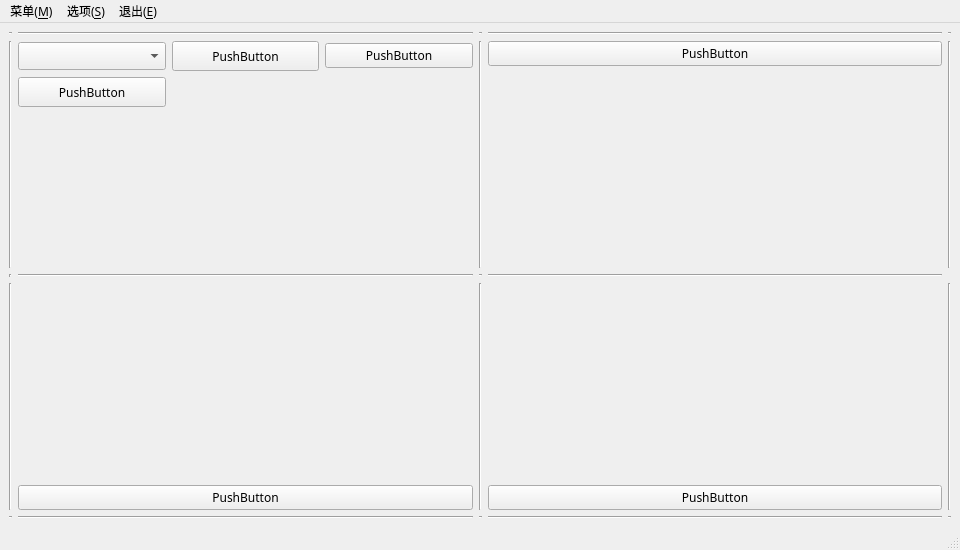
First picture: the form in src/_APL/SimulateDataToolForm/simulatedatatoolform.ui, repository QmGohinn/DaDoeiamiSys, before the edit.
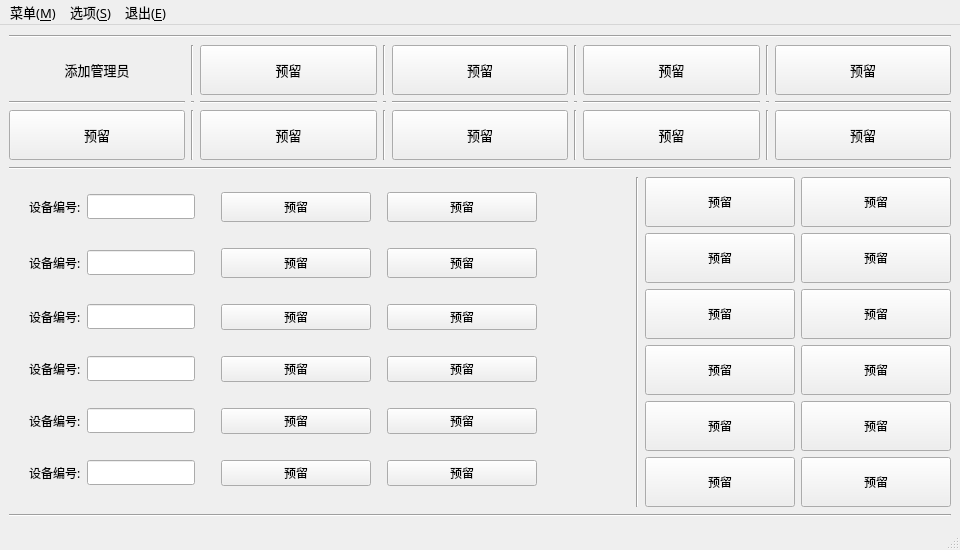
Second picture: the form after the edit. Icons and pictures are not drawn.

Patch:
```diff
--- a/src/_APL/SimulateDataToolForm/simulatedatatoolform.ui
+++ b/src/_APL/SimulateDataToolForm/simulatedatatoolform.ui
@@ -39,275 +39,904 @@
     <normaloff>:/res/action/tool.ico</normaloff>:/res/action/tool.ico</iconset>
   </property>
   <widget class="QWidget" name="centralwidget">
-   <layout class="QGridLayout" name="gridLayout_2">
-    <item row="3" column="1">
-     <layout class="QGridLayout" name="gridLayout_5">
-      <item row="1" column="0">
-       <widget class="QPushButton" name="pushButton_3">
-        <property name="text">
-         <string>PushButton</string>
-        </property>
-       </widget>
-      </item>
-      <item row="0" column="0">
-       <spacer name="verticalSpacer_3">
-        <property name="orientation">
-         <enum>Qt::Vertical</enum>
-        </property>
-        <property name="sizeHint" stdset="0">
-         <size>
-          <width>20</width>
-          <height>40</height>
-         </size>
-        </property>
-       </spacer>
-      </item>
-     </layout>
-    </item>
-    <item row="2" column="3">
-     <widget class="Line" name="line_10">
+   <layout class="QVBoxLayout" name="verticalLayout_2">
+    <item>
+     <widget class="Line" name="line_3">
       <property name="orientation">
        <enum>Qt::Horizontal</enum>
       </property>
      </widget>
     </item>
-    <item row="0" column="3">
-     <widget class="Line" name="line_6">
-      <property name="orientation">
-       <enum>Qt::Horizontal</enum>
-      </property>
-     </widget>
-    </item>
-    <item row="2" column="1">
-     <widget class="Line" name="line_9">
-      <property name="orientation">
-       <enum>Qt::Horizontal</enum>
-      </property>
-     </widget>
-    </item>
-    <item row="1" column="1">
-     <layout class="QGridLayout" name="gridLayout">
-      <item row="1" column="0">
-       <widget class="QPushButton" name="pushButton">
-        <property name="minimumSize">
-         <size>
-          <width>0</width>
-          <height>30</height>
-         </size>
-        </property>
-        <property name="text">
-         <string>PushButton</string>
-        </property>
-       </widget>
-      </item>
-      <item row="0" column="1">
-       <widget class="QPushButton" name="pushButton_5">
-        <property name="minimumSize">
-         <size>
-          <width>0</width>
-          <height>30</height>
-         </size>
-        </property>
-        <property name="text">
-         <string>PushButton</string>
-        </property>
-       </widget>
-      </item>
-      <item row="0" column="0">
-       <widget class="QComboBox" name="comboBox">
-        <property name="minimumSize">
-         <size>
-          <width>0</width>
-          <height>28</height>
-         </size>
-        </property>
-       </widget>
-      </item>
-      <item row="2" column="0">
-       <spacer name="verticalSpacer">
-        <property name="orientation">
-         <enum>Qt::Vertical</enum>
-        </property>
-        <property name="sizeHint" stdset="0">
-         <size>
-          <width>20</width>
-          <height>40</height>
-         </size>
-        </property>
-       </spacer>
-      </item>
+    <item>
+     <layout class="QGridLayout" name="gridLayout_2">
       <item row="0" column="2">
        <widget class="QPushButton" name="pushButton_6">
+        <property name="minimumSize">
+         <size>
+          <width>0</width>
+          <height>50</height>
+         </size>
+        </property>
+        <property name="font">
+         <font>
+          <family>宋体</family>
+          <pointsize>10</pointsize>
+         </font>
+        </property>
         <property name="text">
-         <string>PushButton</string>
+         <string>预留</string>
         </property>
+        <property name="flat">
+         <bool>false</bool>
+        </property>
        </widget>
       </item>
-     </layout>
-    </item>
-    <item row="3" column="3">
-     <layout class="QGridLayout" name="gridLayout_6">
-      <item row="1" column="0">
+      <item row="1" column="6">
+       <widget class="Line" name="line_16">
+        <property name="orientation">
+         <enum>Qt::Horizontal</enum>
+        </property>
+       </widget>
+      </item>
+      <item row="1" column="2">
+       <widget class="Line" name="line_14">
+        <property name="orientation">
+         <enum>Qt::Horizontal</enum>
+        </property>
+       </widget>
+      </item>
+      <item row="2" column="1">
+       <widget class="Line" name="line_7">
+        <property name="orientation">
+         <enum>Qt::Vertical</enum>
+        </property>
+       </widget>
+      </item>
+      <item row="0" column="4">
+       <widget class="QPushButton" name="pushButton_5">
+        <property name="minimumSize">
+         <size>
+          <width>0</width>
+          <height>50</height>
+         </size>
+        </property>
+        <property name="font">
+         <font>
+          <family>宋体</family>
+          <pointsize>10</pointsize>
+         </font>
+        </property>
+        <property name="text">
+         <string>预留</string>
+        </property>
+        <property name="flat">
+         <bool>false</bool>
+        </property>
+       </widget>
+      </item>
+      <item row="0" column="5">
+       <widget class="Line" name="line_8">
+        <property name="orientation">
+         <enum>Qt::Vertical</enum>
+        </property>
+       </widget>
+      </item>
+      <item row="2" column="0">
+       <widget class="QPushButton" name="pushButton_8">
+        <property name="minimumSize">
+         <size>
+          <width>0</width>
+          <height>50</height>
+         </size>
+        </property>
+        <property name="font">
+         <font>
+          <family>宋体</family>
+          <pointsize>10</pointsize>
+         </font>
+        </property>
+        <property name="text">
+         <string>预留</string>
+        </property>
+        <property name="flat">
+         <bool>false</bool>
+        </property>
+       </widget>
+      </item>
+      <item row="1" column="5">
+       <widget class="Line" name="line_20">
+        <property name="orientation">
+         <enum>Qt::Horizontal</enum>
+        </property>
+       </widget>
+      </item>
+      <item row="1" column="7">
+       <widget class="Line" name="line_21">
+        <property name="orientation">
+         <enum>Qt::Horizontal</enum>
+        </property>
+       </widget>
+      </item>
+      <item row="2" column="2">
+       <widget class="QPushButton" name="pushButton_9">
+        <property name="minimumSize">
+         <size>
+          <width>0</width>
+          <height>50</height>
+         </size>
+        </property>
+        <property name="font">
+         <font>
+          <family>宋体</family>
+          <pointsize>10</pointsize>
+         </font>
+        </property>
+        <property name="text">
+         <string>预留</string>
+        </property>
+        <property name="flat">
+         <bool>false</bool>
+        </property>
+       </widget>
+      </item>
+      <item row="1" column="3">
+       <widget class="Line" name="line_19">
+        <property name="orientation">
+         <enum>Qt::Horizontal</enum>
+        </property>
+       </widget>
+      </item>
+      <item row="2" column="5">
+       <widget class="Line" name="line_9">
+        <property name="orientation">
+         <enum>Qt::Vertical</enum>
+        </property>
+       </widget>
+      </item>
+      <item row="1" column="8">
+       <widget class="Line" name="line_17">
+        <property name="orientation">
+         <enum>Qt::Horizontal</enum>
+        </property>
+       </widget>
+      </item>
+      <item row="0" column="7">
+       <widget class="Line" name="line_11">
+        <property name="orientation">
+         <enum>Qt::Vertical</enum>
+        </property>
+       </widget>
+      </item>
+      <item row="0" column="6">
        <widget class="QPushButton" name="pushButton_4">
+        <property name="minimumSize">
+         <size>
+          <width>0</width>
+          <height>50</height>
+         </size>
+        </property>
+        <property name="font">
+         <font>
+          <family>宋体</family>
+          <pointsize>10</pointsize>
+         </font>
+        </property>
         <property name="text">
-         <string>PushButton</string>
+         <string>预留</string>
+        </property>
+        <property name="flat">
+         <bool>false</bool>
+        </property>
+       </widget>
+      </item>
+      <item row="1" column="4">
+       <widget class="Line" name="line_15">
+        <property name="orientation">
+         <enum>Qt::Horizontal</enum>
+        </property>
+       </widget>
+      </item>
+      <item row="1" column="0">
+       <widget class="Line" name="line_13">
+        <property name="orientation">
+         <enum>Qt::Horizontal</enum>
+        </property>
+       </widget>
+      </item>
+      <item row="0" column="1">
+       <widget class="Line" name="line_5">
+        <property name="orientation">
+         <enum>Qt::Vertical</enum>
         </property>
        </widget>
       </item>
       <item row="0" column="0">
-       <spacer name="verticalSpacer_4">
+       <widget class="QPushButton" name="pushButton_7">
+        <property name="minimumSize">
+         <size>
+          <width>0</width>
+          <height>50</height>
+         </size>
+        </property>
+        <property name="font">
+         <font>
+          <family>宋体</family>
+          <pointsize>10</pointsize>
+         </font>
+        </property>
+        <property name="styleSheet">
+         <string notr="true"/>
+        </property>
+        <property name="text">
+         <string>添加管理员</string>
+        </property>
+        <property name="icon">
+         <iconset resource="../../../Resource.qrc">
+          <normaloff>:/res/loginui/add.ico</normaloff>:/res/loginui/add.ico</iconset>
+        </property>
+        <property name="iconSize">
+         <size>
+          <width>25</width>
+          <height>25</height>
+         </size>
+        </property>
+        <property name="autoDefault">
+         <bool>false</bool>
+        </property>
+        <property name="default">
+         <bool>false</bool>
+        </property>
+        <property name="flat">
+         <bool>true</bool>
+        </property>
+       </widget>
+      </item>
+      <item row="2" column="4">
+       <widget class="QPushButton" name="pushButton_10">
+        <property name="minimumSize">
+         <size>
+          <width>0</width>
+          <height>50</height>
+         </size>
+        </property>
+        <property name="font">
+         <font>
+          <family>宋体</family>
+          <pointsize>10</pointsize>
+         </font>
+        </property>
+        <property name="text">
+         <string>预留</string>
+        </property>
+        <property name="flat">
+         <bool>false</bool>
+        </property>
+       </widget>
+      </item>
+      <item row="2" column="3">
+       <widget class="Line" name="line_10">
         <property name="orientation">
          <enum>Qt::Vertical</enum>
         </property>
-        <property name="sizeHint" stdset="0">
+       </widget>
+      </item>
+      <item row="2" column="6">
+       <widget class="QPushButton" name="pushButton_11">
+        <property name="minimumSize">
          <size>
-          <width>20</width>
-          <height>40</height>
+          <width>0</width>
+          <height>50</height>
          </size>
         </property>
-       </spacer>
+        <property name="font">
+         <font>
+          <family>宋体</family>
+          <pointsize>10</pointsize>
+         </font>
+        </property>
+        <property name="text">
+         <string>预留</string>
+        </property>
+        <property name="flat">
+         <bool>false</bool>
+        </property>
+       </widget>
+      </item>
+      <item row="1" column="1">
+       <widget class="Line" name="line_18">
+        <property name="orientation">
+         <enum>Qt::Horizontal</enum>
+        </property>
+       </widget>
+      </item>
+      <item row="2" column="7">
+       <widget class="Line" name="line_12">
+        <property name="orientation">
+         <enum>Qt::Vertical</enum>
+        </property>
+       </widget>
+      </item>
+      <item row="0" column="3">
+       <widget class="Line" name="line_6">
+        <property name="orientation">
+         <enum>Qt::Vertical</enum>
+        </property>
+       </widget>
+      </item>
+      <item row="2" column="8">
+       <widget class="QPushButton" name="pushButton_12">
+        <property name="minimumSize">
+         <size>
+          <width>0</width>
+          <height>50</height>
+         </size>
+        </property>
+        <property name="font">
+         <font>
+          <family>宋体</family>
+          <pointsize>10</pointsize>
+         </font>
+        </property>
+        <property name="text">
+         <string>预留</string>
+        </property>
+        <property name="flat">
+         <bool>false</bool>
+        </property>
+       </widget>
+      </item>
+      <item row="0" column="8">
+       <widget class="QPushButton" name="pushButton_3">
+        <property name="minimumSize">
+         <size>
+          <width>0</width>
+          <height>50</height>
+         </size>
+        </property>
+        <property name="font">
+         <font>
+          <family>宋体</family>
+          <pointsize>10</pointsize>
+         </font>
+        </property>
+        <property name="text">
+         <string>预留</string>
+        </property>
+        <property name="flat">
+         <bool>false</bool>
+        </property>
+       </widget>
       </item>
      </layout>
     </item>
-    <item row="4" column="3">
-     <widget class="Line" name="line_2">
-      <property name="orientation">
-       <enum>Qt::Horizontal</enum>
-      </property>
-     </widget>
-    </item>
-    <item row="4" column="1">
+    <item>
      <widget class="Line" name="line">
       <property name="orientation">
        <enum>Qt::Horizontal</enum>
       </property>
      </widget>
     </item>
-    <item row="3" column="0">
+    <item>
+     <layout class="QHBoxLayout" name="horizontalLayout">
+      <item>
+       <layout class="QGridLayout" name="gridLayout_3">
+        <item row="2" column="4">
+         <widget class="QPushButton" name="pushButton_16">
+          <property name="minimumSize">
+           <size>
+            <width>0</width>
+            <height>30</height>
+           </size>
+          </property>
+          <property name="text">
+           <string>预留</string>
+          </property>
+          <property name="flat">
+           <bool>false</bool>
+          </property>
+         </widget>
+        </item>
+        <item row="6" column="6">
+         <widget class="QPushButton" name="pushButton_20">
+          <property name="text">
+           <string>预留</string>
+          </property>
+         </widget>
+        </item>
+        <item row="6" column="2">
+         <widget class="QLineEdit" name="edit4"/>
+        </item>
+        <item row="1" column="2">
+         <spacer name="verticalSpacer_3">
+          <property name="orientation">
+           <enum>Qt::Vertical</enum>
+          </property>
+          <property name="sizeType">
+           <enum>QSizePolicy::Maximum</enum>
+          </property>
+          <property name="sizeHint" stdset="0">
+           <size>
+            <width>20</width>
+            <height>5</height>
+           </size>
+          </property>
+         </spacer>
+        </item>
+        <item row="8" column="2">
+         <widget class="QLineEdit" name="edit5"/>
+        </item>
+        <item row="2" column="1">
+         <widget class="QLabel" name="label">
+          <property name="text">
+           <string>设备编号:</string>
+          </property>
+         </widget>
+        </item>
+        <item row="4" column="0">
+         <spacer name="horizontalSpacer_2">
+          <property name="orientation">
+           <enum>Qt::Horizontal</enum>
+          </property>
+          <property name="sizeHint" stdset="0">
+           <size>
+            <width>20</width>
+            <height>20</height>
+           </size>
+          </property>
+         </spacer>
+        </item>
+        <item row="10" column="2">
+         <widget class="QLineEdit" name="edit6"/>
+        </item>
+        <item row="0" column="1">
+         <widget class="QLabel" name="label_2">
+          <property name="text">
+           <string>设备编号:</string>
+          </property>
+         </widget>
+        </item>
+        <item row="10" column="6">
+         <widget class="QPushButton" name="pushButton_24">
+          <property name="text">
+           <string>预留</string>
+          </property>
+         </widget>
+        </item>
+        <item row="7" column="2">
+         <spacer name="verticalSpacer_7">
+          <property name="orientation">
+           <enum>Qt::Vertical</enum>
+          </property>
+          <property name="sizeType">
+           <enum>QSizePolicy::Maximum</enum>
+          </property>
+          <property name="sizeHint" stdset="0">
+           <size>
+            <width>20</width>
+            <height>5</height>
+           </size>
+          </property>
+         </spacer>
+        </item>
+        <item row="10" column="1">
+         <widget class="QLabel" name="label_6">
+          <property name="text">
+           <string>设备编号:</string>
+          </property>
+         </widget>
+        </item>
+        <item row="4" column="2">
+         <widget class="QLineEdit" name="edit3"/>
+        </item>
+        <item row="5" column="2">
+         <spacer name="verticalSpacer_5">
+          <property name="orientation">
+           <enum>Qt::Vertical</enum>
+          </property>
+          <property name="sizeType">
+           <enum>QSizePolicy::Maximum</enum>
+          </property>
+          <property name="sizeHint" stdset="0">
+           <size>
+            <width>20</width>
+            <height>5</height>
+           </size>
+          </property>
+         </spacer>
+        </item>
+        <item row="10" column="4">
+         <widget class="QPushButton" name="pushButton_22">
+          <property name="text">
+           <string>预留</string>
+          </property>
+         </widget>
+        </item>
+        <item row="3" column="2">
+         <spacer name="verticalSpacer_4">
+          <property name="orientation">
+           <enum>Qt::Vertical</enum>
+          </property>
+          <property name="sizeType">
+           <enum>QSizePolicy::Maximum</enum>
+          </property>
+          <property name="sizeHint" stdset="0">
+           <size>
+            <width>20</width>
+            <height>5</height>
+           </size>
+          </property>
+         </spacer>
+        </item>
+        <item row="0" column="2">
+         <widget class="QLineEdit" name="edit1"/>
+        </item>
+        <item row="8" column="1">
+         <widget class="QLabel" name="label_5">
+          <property name="text">
+           <string>设备编号:</string>
+          </property>
+         </widget>
+        </item>
+        <item row="4" column="3">
+         <spacer name="horizontalSpacer_3">
+          <property name="orientation">
+           <enum>Qt::Horizontal</enum>
+          </property>
+          <property name="sizeHint" stdset="0">
+           <size>
+            <width>20</width>
+            <height>20</height>
+           </size>
+          </property>
+         </spacer>
+        </item>
+        <item row="0" column="4">
+         <widget class="QPushButton" name="pushButton_13">
+          <property name="minimumSize">
+           <size>
+            <width>150</width>
+            <height>30</height>
+           </size>
+          </property>
+          <property name="text">
+           <string>预留</string>
+          </property>
+          <property name="default">
+           <bool>false</bool>
+          </property>
+          <property name="flat">
+           <bool>false</bool>
+          </property>
+         </widget>
+        </item>
+        <item row="6" column="1">
+         <widget class="QLabel" name="label_4">
+          <property name="text">
+           <string>设备编号:</string>
+          </property>
+         </widget>
+        </item>
+        <item row="4" column="1">
+         <widget class="QLabel" name="label_3">
+          <property name="text">
+           <string>设备编号:</string>
+          </property>
+         </widget>
+        </item>
+        <item row="2" column="6">
+         <widget class="QPushButton" name="pushButton_17">
+          <property name="minimumSize">
+           <size>
+            <width>0</width>
+            <height>30</height>
+           </size>
+          </property>
+          <property name="text">
+           <string>预留</string>
+          </property>
+          <property name="flat">
+           <bool>false</bool>
+          </property>
+         </widget>
+        </item>
+        <item row="4" column="4">
+         <widget class="QPushButton" name="pushButton_14">
+          <property name="text">
+           <string>预留</string>
+          </property>
+         </widget>
+        </item>
+        <item row="8" column="6">
+         <widget class="QPushButton" name="pushButton_23">
+          <property name="text">
+           <string>预留</string>
+          </property>
+         </widget>
+        </item>
+        <item row="4" column="6">
+         <widget class="QPushButton" name="pushButton_18">
+          <property name="text">
+           <string>预留</string>
+          </property>
+         </widget>
+        </item>
+        <item row="0" column="6">
+         <widget class="QPushButton" name="pushButton">
+          <property name="minimumSize">
+           <size>
+            <width>150</width>
+            <height>30</height>
+           </size>
+          </property>
+          <property name="text">
+           <string>预留</string>
+          </property>
+          <property name="default">
+           <bool>false</bool>
+          </property>
+          <property name="flat">
+           <bool>false</bool>
+          </property>
+         </widget>
+        </item>
+        <item row="8" column="4">
+         <widget class="QPushButton" name="pushButton_21">
+          <property name="text">
+           <string>预留</string>
+          </property>
+         </widget>
+        </item>
+        <item row="9" column="2">
+         <spacer name="verticalSpacer_8">
+          <property name="orientation">
+           <enum>Qt::Vertical</enum>
+          </property>
+          <property name="sizeType">
+           <enum>QSizePolicy::Maximum</enum>
+          </property>
+          <property name="sizeHint" stdset="0">
+           <size>
+            <width>20</width>
+            <height>5</height>
+           </size>
+          </property>
+         </spacer>
+        </item>
+        <item row="6" column="4">
+         <widget class="QPushButton" name="pushButton_19">
+          <property name="text">
+           <string>预留</string>
+          </property>
+         </widget>
+        </item>
+        <item row="2" column="2">
+         <widget class="QLineEdit" name="edit2">
+          <property name="minimumSize">
+           <size>
+            <width>0</width>
+            <height>20</height>
+           </size>
+          </property>
+          <property name="maximumSize">
+           <size>
+            <width>16777215</width>
+            <height>16777215</height>
+           </size>
+          </property>
+         </widget>
+        </item>
+        <item row="4" column="5">
+         <spacer name="horizontalSpacer_4">
+          <property name="orientation">
+           <enum>Qt::Horizontal</enum>
+          </property>
+          <property name="sizeHint" stdset="0">
+           <size>
+            <width>10</width>
+            <height>20</height>
+           </size>
+          </property>
+         </spacer>
+        </item>
+       </layout>
+      </item>
+      <item>
+       <spacer name="horizontalSpacer">
+        <property name="orientation">
+         <enum>Qt::Horizontal</enum>
+        </property>
+        <property name="sizeHint" stdset="0">
+         <size>
+          <width>40</width>
+          <height>20</height>
+         </size>
+        </property>
+       </spacer>
+      </item>
+      <item>
+       <widget class="Line" name="line_2">
+        <property name="orientation">
+         <enum>Qt::Vertical</enum>
+        </property>
+       </widget>
+      </item>
+      <item>
+       <layout class="QGridLayout" name="gridLayout">
+        <item row="2" column="1">
+         <widget class="QPushButton" name="pushButton_30">
+          <property name="minimumSize">
+           <size>
+            <width>0</width>
+            <height>50</height>
+           </size>
+          </property>
+          <property name="text">
+           <string>预留</string>
+          </property>
+         </widget>
+        </item>
+        <item row="1" column="0">
+         <widget class="QPushButton" name="pushButton_31">
+          <property name="minimumSize">
+           <size>
+            <width>0</width>
+            <height>50</height>
+           </size>
+          </property>
+          <property name="text">
+           <string>预留</string>
+          </property>
+         </widget>
+        </item>
+        <item row="0" column="0">
+         <widget class="QPushButton" name="pushButton_33">
+          <property name="minimumSize">
+           <size>
+            <width>0</width>
+            <height>50</height>
+           </size>
+          </property>
+          <property name="text">
+           <string>预留</string>
+          </property>
+         </widget>
+        </item>
+        <item row="3" column="0">
+         <widget class="QPushButton" name="pushButton_27">
+          <property name="minimumSize">
+           <size>
+            <width>0</width>
+            <height>50</height>
+           </size>
+          </property>
+          <property name="text">
+           <string>预留</string>
+          </property>
+         </widget>
+        </item>
+        <item row="1" column="1">
+         <widget class="QPushButton" name="pushButton_32">
+          <property name="minimumSize">
+           <size>
+            <width>0</width>
+            <height>50</height>
+           </size>
+          </property>
+          <property name="text">
+           <string>预留</string>
+          </property>
+         </widget>
+        </item>
+        <item row="5" column="1">
+         <widget class="QPushButton" name="pushButton_2">
+          <property name="minimumSize">
+           <size>
+            <width>150</width>
+            <height>50</height>
+           </size>
+          </property>
+          <property name="text">
+           <string>预留</string>
+          </property>
+          <property name="default">
+           <bool>false</bool>
+          </property>
+          <property name="flat">
+           <bool>false</bool>
+          </property>
+         </widget>
+        </item>
+        <item row="2" column="0">
+         <widget class="QPushButton" name="pushButton_29">
+          <property name="minimumSize">
+           <size>
+            <width>0</width>
+            <height>50</height>
+           </size>
+          </property>
+          <property name="text">
+           <string>预留</string>
+          </property>
+         </widget>
+        </item>
+        <item row="5" column="0">
+         <widget class="QPushButton" name="pushButton_15">
+          <property name="minimumSize">
+           <size>
+            <width>150</width>
+            <height>50</height>
+           </size>
+          </property>
+          <property name="text">
+           <string>预留</string>
+          </property>
+          <property name="default">
+           <bool>false</bool>
+          </property>
+          <property name="flat">
+           <bool>false</bool>
+          </property>
+         </widget>
+        </item>
+        <item row="3" column="1">
+         <widget class="QPushButton" name="pushButton_28">
+          <property name="minimumSize">
+           <size>
+            <width>0</width>
+            <height>50</height>
+           </size>
+          </property>
+          <property name="text">
+           <string>预留</string>
+          </property>
+         </widget>
+        </item>
+        <item row="4" column="1">
+         <widget class="QPushButton" name="pushButton_26">
+          <property name="minimumSize">
+           <size>
+            <width>0</width>
+            <height>50</height>
+           </size>
+          </property>
+          <property name="text">
+           <string>预留</string>
+          </property>
+         </widget>
+        </item>
+        <item row="4" column="0">
+         <widget class="QPushButton" name="pushButton_25">
+          <property name="minimumSize">
+           <size>
+            <width>0</width>
+            <height>50</height>
+           </size>
+          </property>
+          <property name="text">
+           <string>预留</string>
+          </property>
+         </widget>
+        </item>
+        <item row="0" column="1">
+         <widget class="QPushButton" name="pushButton_34">
+          <property name="minimumSize">
+           <size>
+            <width>0</width>
+            <height>50</height>
+           </size>
+          </property>
+          <property name="text">
+           <string>预留</string>
+          </property>
+         </widget>
+        </item>
+       </layout>
+      </item>
+     </layout>
+    </item>
+    <item>
      <widget class="Line" name="line_4">
       <property name="orientation">
-       <enum>Qt::Vertical</enum>
-      </property>
-     </widget>
-    </item>
-    <item row="0" column="1">
-     <widget class="Line" name="line_5">
-      <property name="orientation">
-       <enum>Qt::Horizontal</enum>
-      </property>
-     </widget>
-    </item>
-    <item row="1" column="4">
-     <widget class="Line" name="line_7">
-      <property name="orientation">
-       <enum>Qt::Vertical</enum>
-      </property>
-     </widget>
-    </item>
-    <item row="3" column="4">
-     <widget class="Line" name="line_8">
-      <property name="orientation">
-       <enum>Qt::Vertical</enum>
-      </property>
-     </widget>
-    </item>
-    <item row="1" column="3">
-     <layout class="QGridLayout" name="gridLayout_4">
-      <item row="0" column="0">
-       <widget class="QPushButton" name="pushButton_2">
-        <property name="text">
-         <string>PushButton</string>
-        </property>
-       </widget>
-      </item>
-      <item row="1" column="0">
-       <spacer name="verticalSpacer_2">
-        <property name="orientation">
-         <enum>Qt::Vertical</enum>
-        </property>
-        <property name="sizeHint" stdset="0">
-         <size>
-          <width>20</width>
-          <height>40</height>
-         </size>
-        </property>
-       </spacer>
-      </item>
-     </layout>
-    </item>
-    <item row="1" column="0">
-     <widget class="Line" name="line_3">
-      <property name="orientation">
-       <enum>Qt::Vertical</enum>
-      </property>
-     </widget>
-    </item>
-    <item row="1" column="2">
-     <widget class="Line" name="line_11">
-      <property name="orientation">
-       <enum>Qt::Vertical</enum>
-      </property>
-     </widget>
-    </item>
-    <item row="3" column="2">
-     <widget class="Line" name="line_12">
-      <property name="orientation">
-       <enum>Qt::Vertical</enum>
-      </property>
-     </widget>
-    </item>
-    <item row="2" column="2">
-     <widget class="Line" name="line_13">
-      <property name="orientation">
-       <enum>Qt::Horizontal</enum>
-      </property>
-     </widget>
-    </item>
-    <item row="2" column="0">
-     <widget class="Line" name="line_14">
-      <property name="orientation">
-       <enum>Qt::Vertical</enum>
-      </property>
-     </widget>
-    </item>
-    <item row="4" column="2">
-     <widget class="Line" name="line_15">
-      <property name="orientation">
-       <enum>Qt::Horizontal</enum>
-      </property>
-     </widget>
-    </item>
-    <item row="4" column="0">
-     <widget class="Line" name="line_16">
-      <property name="orientation">
-       <enum>Qt::Horizontal</enum>
-      </property>
-     </widget>
-    </item>
-    <item row="4" column="4">
-     <widget class="Line" name="line_17">
-      <property name="orientation">
-       <enum>Qt::Horizontal</enum>
-      </property>
-     </widget>
-    </item>
-    <item row="0" column="4">
-     <widget class="Line" name="line_18">
-      <property name="orientation">
-       <enum>Qt::Horizontal</enum>
-      </property>
-     </widget>
-    </item>
-    <item row="0" column="2">
-     <widget class="Line" name="line_19">
-      <property name="orientation">
-       <enum>Qt::Horizontal</enum>
-      </property>
-     </widget>
-    </item>
-    <item row="0" column="0">
-     <widget class="Line" name="line_20">
-      <property name="orientation">
        <enum>Qt::Horizontal</enum>
       </property>
      </widget>
@@ -328,13 +957,13 @@
      <x>0</x>
      <y>0</y>
      <width>960</width>
-     <height>21</height>
+     <height>23</height>
     </rect>
    </property>
    <property name="font">
     <font>
      <family>宋体</family>
-     <pointsize>9</pointsize>
+     <pointsize>10</pointsize>
     </font>
    </property>
    <widget class="QMenu" name="menu_M">
```
